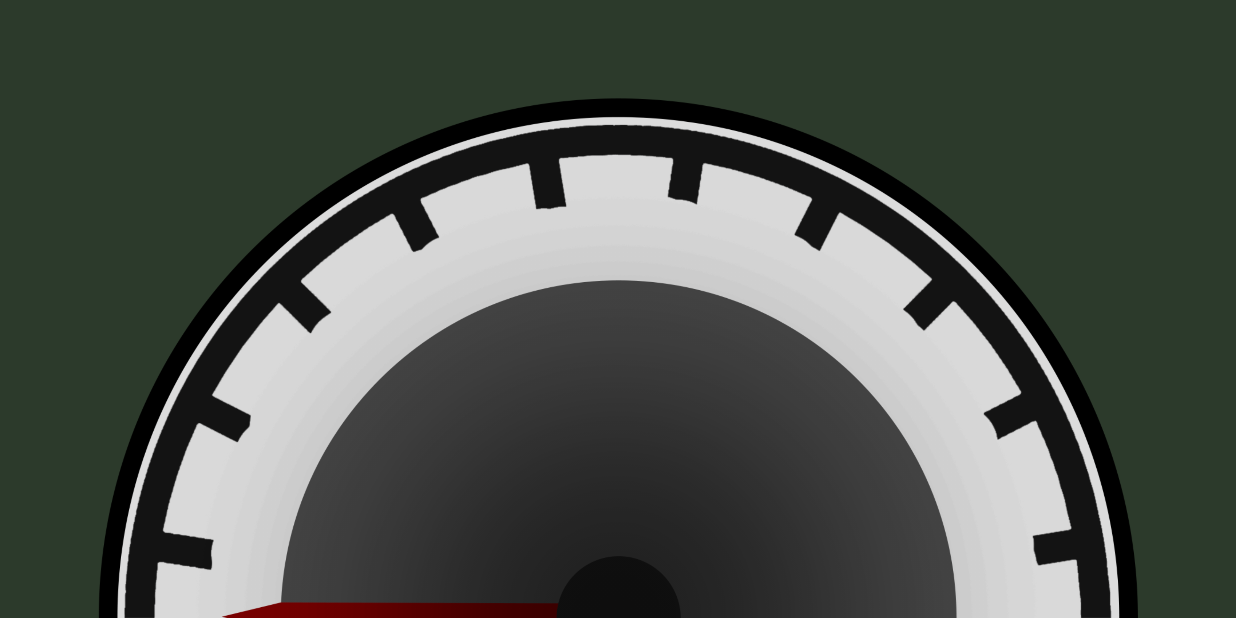
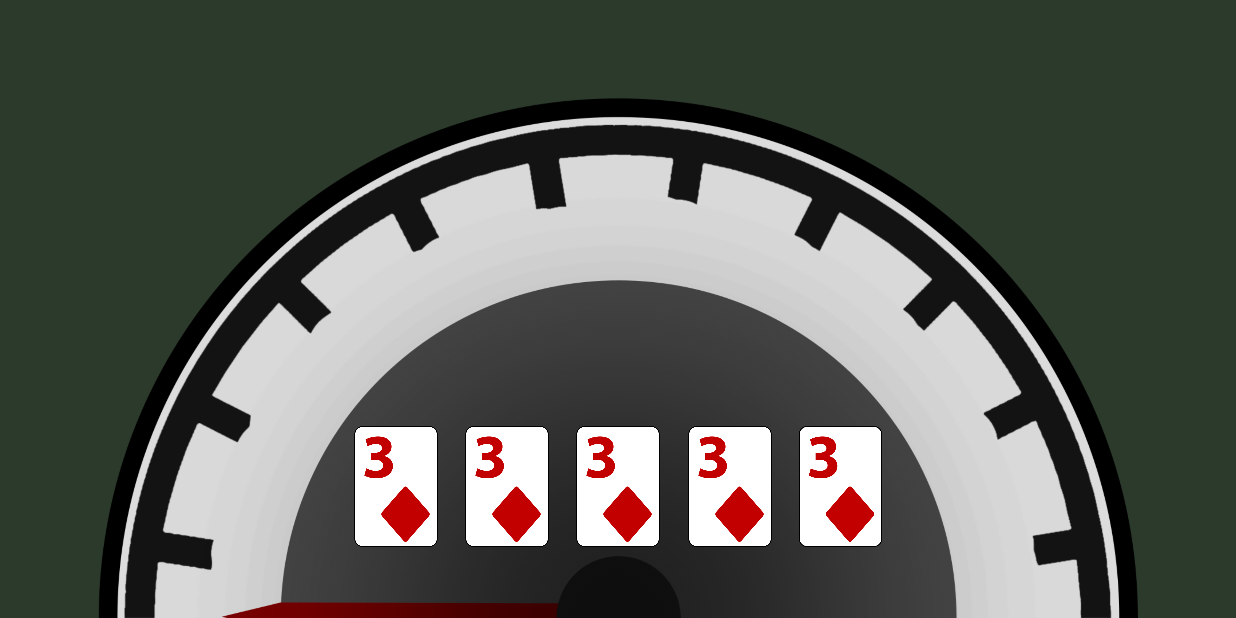
Before and after one commit to latedude2/P3_image_processing, an Android app: the ActivitySpeedometer screen opened directly, with no data from a screen before it, on a phone screen of 824 x 412 dp (held sideways). Run offline under Robolectric (Android 15) with nearby library versions, the phone set to English and light mode, and no system bars; 2 statements that could not run were skipped.

Commit message:
little changes

```diff
--- a/android_application/android_application_for_P3/app/src/main/java/com/example/android_application_for_p3/ActivitySpeedometer.java
+++ b/android_application/android_application_for_P3/app/src/main/java/com/example/android_application_for_p3/ActivitySpeedometer.java
@@ -92,8 +92,8 @@ public class ActivitySpeedometer extends AppCompatActivity {
                     //if it's something else, message is sent to the CombinationChecker and RankChecker and stuff done to display the info
                     final String message = input.readLine();
                     if (!message.equals("nothin")) {
-                        combinationChecker = new CombinationChecker("7 5s5d9stdjc 900");
-                        rankChecker = new RankChecker("7 5s5d9stdjc 900");
+                        combinationChecker = new CombinationChecker(" thjhqhkhah 1");
+                        rankChecker = new RankChecker("9 thjhqhkhah 1");
                         System.out.println("THIS IS AN ANGLE ----->>> " + rankChecker.getCombinationAngle());
                         runOnUiThread(new Runnable() {
                             @Override
--- a/android_application/android_application_for_P3/app/src/main/res/layout/activity_speedometer.xml
+++ b/android_application/android_application_for_P3/app/src/main/res/layout/activity_speedometer.xml
@@ -19,7 +19,7 @@
         android:layout_width="match_parent"
         android:layout_height="wrap_content"
         android:id="@+id/guideline_card_top"
-        app:layout_constraintGuide_percent="0.665"
+        app:layout_constraintGuide_percent="0.69"
         android:orientation="horizontal"
         />
 
@@ -124,7 +124,8 @@
         app:layout_constraintBottom_toBottomOf="@id/guideline_card_bottom"
         app:layout_constraintEnd_toEndOf="@id/guideline_card_one_two"
         app:layout_constraintStart_toStartOf="@id/guideline_card_left"
-        app:layout_constraintTop_toTopOf="@+id/guideline_card_top" />
+        app:layout_constraintTop_toTopOf="@+id/guideline_card_top"
+        android:src="@drawable/d3"/>
 
     <ImageView
         android:id="@+id/card2"
@@ -133,7 +134,8 @@
         app:layout_constraintBottom_toBottomOf="@id/guideline_card_bottom"
         app:layout_constraintEnd_toEndOf="@id/guideline_two_three"
         app:layout_constraintStart_toStartOf="@id/guideline_card_one_two"
-        app:layout_constraintTop_toTopOf="@id/guideline_card_top" />
+        app:layout_constraintTop_toTopOf="@id/guideline_card_top"
+        android:src="@drawable/d3"/>
 
     <ImageView
         android:id="@+id/card3"
@@ -142,7 +144,8 @@
         app:layout_constraintBottom_toBottomOf="@id/guideline_card_bottom"
         app:layout_constraintEnd_toEndOf="@id/guideline_three_four"
         app:layout_constraintStart_toStartOf="@id/guideline_two_three"
-        app:layout_constraintTop_toTopOf="@id/guideline_card_top" />
+        app:layout_constraintTop_toTopOf="@id/guideline_card_top"
+        android:src="@drawable/d3"/>
 
     <ImageView
         android:id="@+id/card4"
@@ -151,7 +154,8 @@
         app:layout_constraintBottom_toBottomOf="@id/guideline_card_bottom"
         app:layout_constraintEnd_toEndOf="@id/guideline_card_four_five"
         app:layout_constraintStart_toEndOf="@id/guideline_three_four"
-        app:layout_constraintTop_toTopOf="@id/guideline_card_top" />
+        app:layout_constraintTop_toTopOf="@id/guideline_card_top"
+        android:src="@drawable/d3"/>
 
     <ImageView
         android:id="@+id/card5"
@@ -160,7 +164,8 @@
         app:layout_constraintBottom_toBottomOf="@id/guideline_card_bottom"
         app:layout_constraintEnd_toStartOf="@id/guideline_card_right"
         app:layout_constraintStart_toEndOf="@id/guideline_card_four_five"
-        app:layout_constraintTop_toTopOf="@+id/guideline_card_top" />
+        app:layout_constraintTop_toTopOf="@+id/guideline_card_top"
+        android:src="@drawable/d3"/>
 
     <TextView
         android:id="@+id/combination_text"
```
Also changed, not shown: 1 other file.
